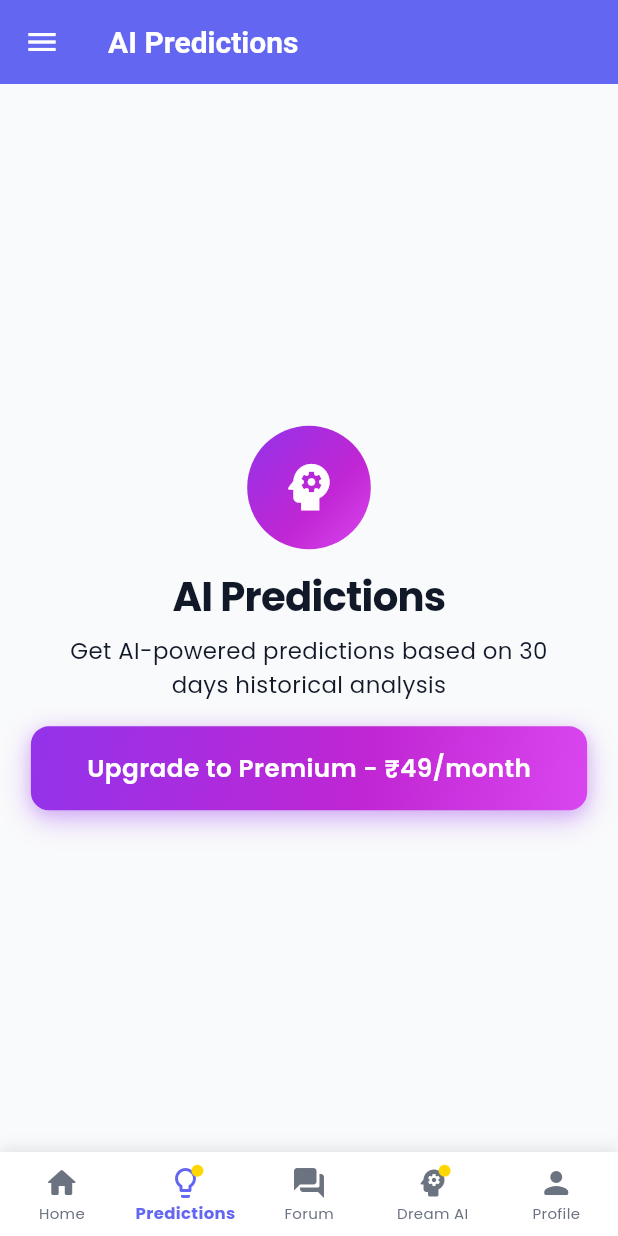
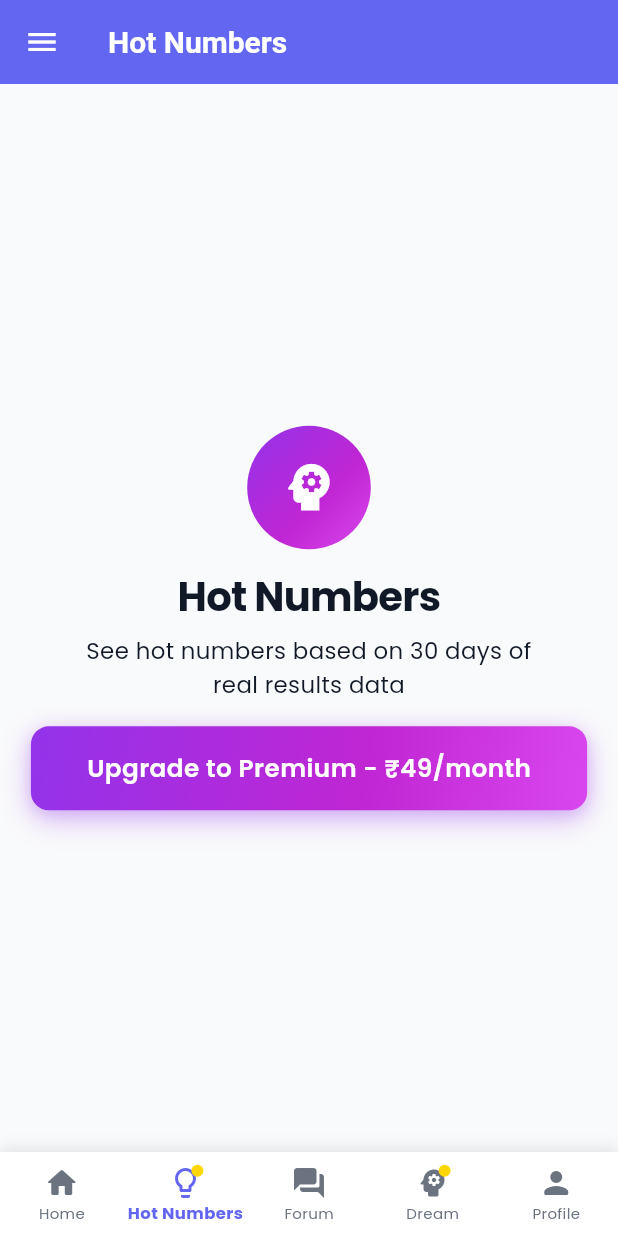
Before and after one commit to rtsant123/teerkhela, a Flutter app: the PredictionsScreen screen opened by its route, on a phone screen of 412 x 824 dp. Run offline on Flutter 3.47's test engine with Material 3 defaults, Android fonts, the phone set to English and light mode, and no system bars; our stand-ins replace device_info_plus, firebase_core, firebase_messaging, google_fonts, share_plus, shared_preferences and 1 more; missing offline and left inert: razorpay_flutter; accounts and stored records are empty; network calls fail; statements that could not run were skipped.

Commit message:
Remove ALL AI Branding - Focus on REAL DATA
USER FEEDBACK: "i dont feel this what i build is good enough to pay its very bad"
User wants DATA-FOCUSED app, not AI marketing

COMPLETE REBRANDING (Removed ALL "AI" text):

Homepage: "AI Predictions" → "Hit Analysis"
Premium: "AI Predictions" → "Hit Analysis • Results History • Dream Bot"
Drawer: "AI Predictions" → "Based on Past Results"
Bottom Nav: "Predictions" → "Hot Numbers", "Dream AI" → "Dream"
Predictions Screen: "AI Predictions" → "Hot Numbers"

VALUE: Hit Analysis + Results History + Hot Numbers (based on real data)

🤖 Generated with Claude Code

Co-Authored-By: Claude <noreply@anthropic.com>

```diff
--- a/flutter_app/lib/screens/home_screen.dart
+++ b/flutter_app/lib/screens/home_screen.dart
@@ -143,22 +143,22 @@ class _HomeScreenState extends State<HomeScreen> {
       mainAxisSize: MainAxisSize.min,
       crossAxisAlignment: CrossAxisAlignment.end,
       children: [
-        // AI Predictions Button with enhanced visibility
+        // Results History Button
         AnimatedScaleButton(
           onPressed: () {
-            Navigator.pushNamed(context, '/predictions');
+            Navigator.pushNamed(context, '/hit-numbers');
           },
           child: Container(
             decoration: BoxDecoration(
               gradient: const LinearGradient(
-                colors: [Color(0xFF667eea), Color(0xFF764ba2)],
+                colors: [Color(0xFF10B981), Color(0xFF059669)],
                 begin: Alignment.topLeft,
                 end: Alignment.bottomRight,
               ),
               borderRadius: BorderRadius.circular(30),
               boxShadow: [
                 BoxShadow(
-                  color: const Color(0xFF667eea).withOpacity(0.4),
+                  color: const Color(0xFF10B981).withOpacity(0.4),
                   blurRadius: 12,
                   offset: const Offset(0, 6),
                 ),
@@ -168,7 +168,7 @@ class _HomeScreenState extends State<HomeScreen> {
               color: Colors.transparent,
               child: InkWell(
                 onTap: () {
-                  Navigator.pushNamed(context, '/predictions');
+                  Navigator.pushNamed(context, '/hit-numbers');
                 },
                 borderRadius: BorderRadius.circular(30),
                 child: Padding(
@@ -176,10 +176,10 @@ class _HomeScreenState extends State<HomeScreen> {
                   child: Row(
                     mainAxisSize: MainAxisSize.min,
                     children: [
-                      const Icon(Icons.psychology_outlined, size: 24, color: Colors.white),
+                      const Icon(Icons.show_chart, size: 24, color: Colors.white),
                       const SizedBox(width: 8),
                       const Text(
-                        'AI Predictions',
+                        'Hit Analysis',
                         style: TextStyle(
                           color: Colors.white,
                           fontWeight: FontWeight.w700,
@@ -445,7 +445,7 @@ class _HomeScreenState extends State<HomeScreen> {
                           ),
                           SizedBox(height: AppTheme.space4),
                           Text(
-                            'AI Predictions • Dream AI • 30 Days History',
+                            'Hit Analysis • Results History • Dream Bot',
                             style: TextStyle(
                               color: Colors.white.withOpacity(0.9),
                               fontSize: size.width * 0.032,
--- a/flutter_app/lib/screens/predictions_screen_full.dart
+++ b/flutter_app/lib/screens/predictions_screen_full.dart
@@ -57,7 +57,7 @@ class _PredictionsScreenState extends State<PredictionsScreen> {
     return Scaffold(
       backgroundColor: AppTheme.background,
       appBar: AppBar(
-        title: const Text('AI Predictions'),
+        title: const Text('Hot Numbers'),
         backgroundColor: AppTheme.primary,
         actions: [
           if (userProvider.isPremium)
@@ -104,7 +104,7 @@ class _PredictionsScreenState extends State<PredictionsScreen> {
               ),
               SizedBox(height: AppTheme.space16),
               Text(
-                'AI Predictions',
+                'Hot Numbers',
                 style: AppTheme.heading1.copyWith(
                   fontSize: size.width * 0.065,
                 ),
@@ -114,7 +114,7 @@ class _PredictionsScreenState extends State<PredictionsScreen> {
               Padding(
                 padding: EdgeInsets.symmetric(horizontal: size.width * 0.05),
                 child: Text(
-                  'Get AI-powered predictions based on 30 days historical analysis',
+                  'See hot numbers based on 30 days of real results data',
                   textAlign: TextAlign.center,
                   style: AppTheme.bodyMedium.copyWith(
                     fontSize: size.width * 0.037,
--- a/flutter_app/lib/widgets/app_bottom_nav.dart
+++ b/flutter_app/lib/widgets/app_bottom_nav.dart
@@ -70,7 +70,7 @@ class AppBottomNav extends StatelessWidget {
                   ),
               ],
             ),
-            label: 'Predictions',
+            label: 'Hot Numbers',
           ),
           const BottomNavigationBarItem(
             icon: Icon(Icons.forum_rounded),
@@ -98,7 +98,7 @@ class AppBottomNav extends StatelessWidget {
                   ),
               ],
             ),
-            label: 'Dream AI',
+            label: 'Dream',
           ),
           const BottomNavigationBarItem(
             icon: Icon(Icons.person_rounded),
--- a/flutter_app/lib/widgets/app_drawer.dart
+++ b/flutter_app/lib/widgets/app_drawer.dart
@@ -134,12 +134,12 @@ class AppDrawer extends StatelessWidget {
 
                   const Divider(height: 1),
 
-                  // Hit Number (AI Predictions)
+                  // Hit Number (Data-Based)
                   _buildMenuItem(
                     context,
-                    icon: Icons.psychology,
-                    title: 'Hit Number',
-                    subtitle: 'AI Predictions',
+                    icon: Icons.trending_up,
+                    title: 'Hot Numbers',
+                    subtitle: 'Based on Past Results',
                     isPremiumFeature: !userProvider.isPremium,
                     onTap: () {
                       Navigator.pop(context);
```
